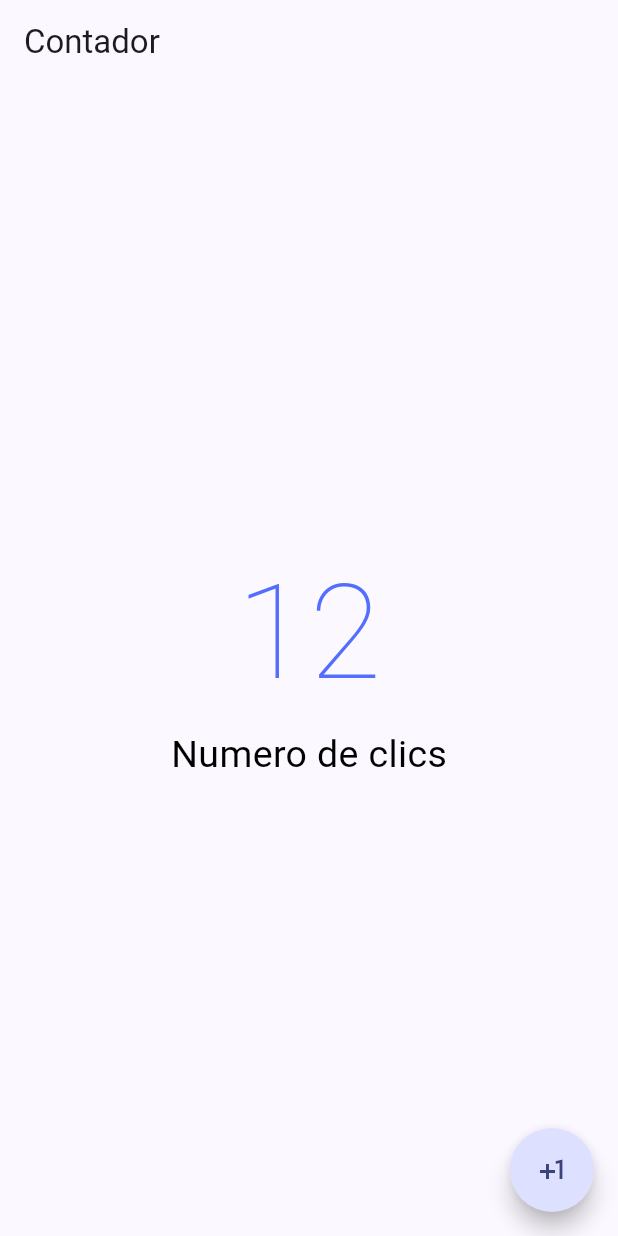
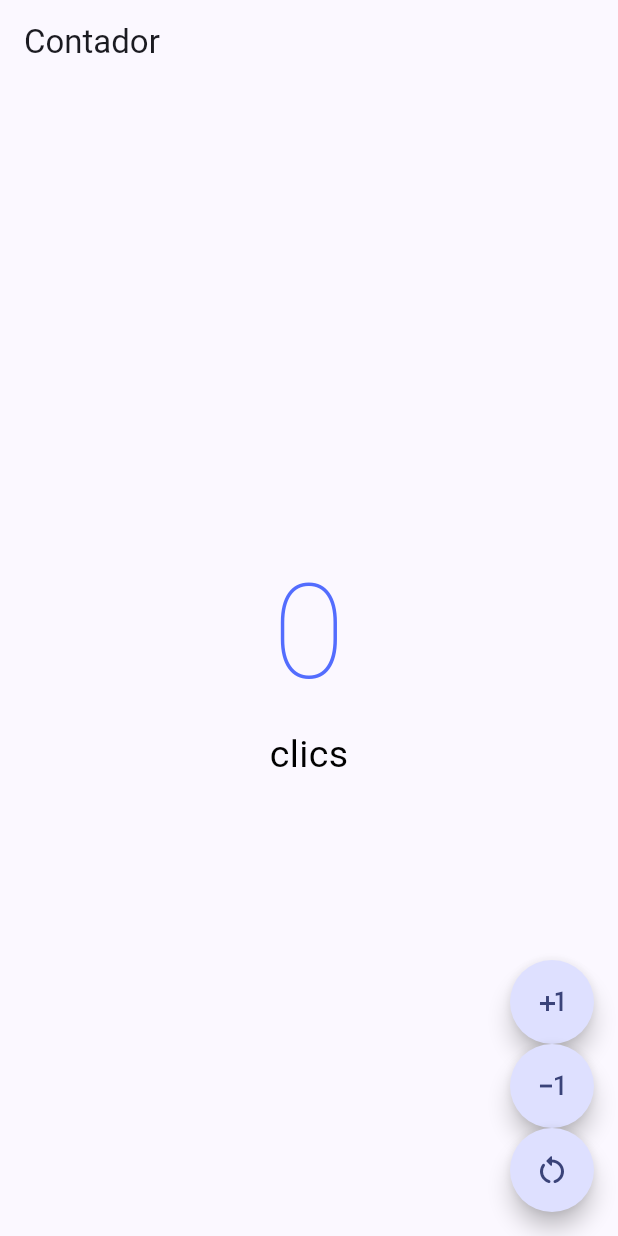
Before and after one commit to iram-t/contador_app, a Flutter app: the screen it shows after launch, on a phone screen of 412 x 824 dp. Run offline on Flutter 3.47's test engine with Material 2 defaults, Android fonts, the phone set to English and light mode, and no system bars.

```diff
--- a/lib/pages/counter_screen.dart
+++ b/lib/pages/counter_screen.dart
@@ -9,27 +9,29 @@ class CounterScreen extends StatefulWidget {
 }
 
 class _CounterScreenState extends State<CounterScreen> {
+  int contador = 0;
+
   @override
   Widget build(BuildContext context) {
     return Scaffold(
       appBar: AppBar(
         title: const Text('Contador'),
       ),
-      body: const Center(
+      body: Center(
         child: Column(
           mainAxisAlignment: MainAxisAlignment.center,
           children: [
             Text(
-              '12',
-              style: TextStyle(
+              '$contador',
+              style: const TextStyle(
                 fontSize: 88,
                 fontWeight: FontWeight.w200,
                 color: Colors.indigoAccent,
               ),
             ),
             Text(
-              'Numero de clics',
-              style: TextStyle(
+              'clic${contador == 1 ? '' : 's'}',
+              style: const TextStyle(
                 fontSize: 25,
                 color: Colors.black,
               ),
@@ -37,18 +39,53 @@ class _CounterScreenState extends State<CounterScreen> {
           ],
         ),
       ),
-      floatingActionButton:
-          Column(
-            mainAxisAlignment: MainAxisAlignment.end,
-          children: [
+      floatingActionButton: Column(
+        mainAxisAlignment: MainAxisAlignment.end,
+        children: [
+          customButtom(
+            onPressed: (){
+              setState(() {
+                contador ++;
+              });
+            },
+            icono: Icons.plus_one_outlined,
+          ),
+
         FloatingActionButton(
-          shape: StadiumBorder(),
-          onPressed: () {},
-          child: Icon(
-            Icons.plus_one,
-          ),
+          shape: const StadiumBorder(),
+          onPressed: () {
+            setState(() {
+              if (contador == 0) return;
+              contador--;
+            });
+          },
+          child: const Icon(Icons.exposure_minus_1),
         ),
+        FloatingActionButton(
+          shape: const StadiumBorder(),
+          onPressed: () {
+            setState(() {
+              contador = 0;
+            });
+          },
+          child: const Icon(Icons.restart_alt_rounded),
+        )
       ]),
     );
   }
 }
+
+class customButtom extends StatelessWidget {
+  final IconData icono;
+  final VoidCallback? onPressed;
+  const customButtom({super.key, required this.icono, this.onPressed});
+
+  @override
+  Widget build(BuildContext context) {
+    return FloatingActionButton(
+      shape: const StadiumBorder(),
+      onPressed: onPressed,
+      child: Icon(icono),
+    );
+  }
+}
```
